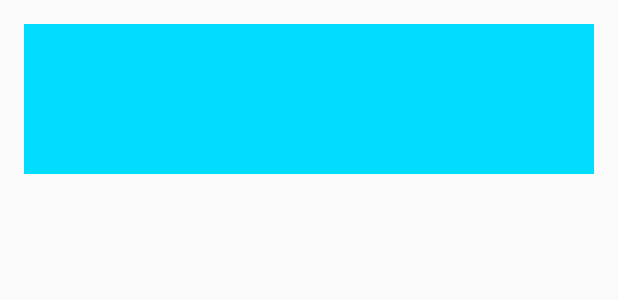
After one commit to matsudamper/PreviewRecyclerView, an Android app: the layout view_blue.xml on its own in the app's theme, with its tools: preview values and no code run, on a phone screen of 412 x 824 dp. The commit adds this screen. Shown: the top 300 px of the screen. Run offline under Robolectric (Android 15) with nearby library versions, the phone set to English and light mode, and no system bars.

Commit message:
add exsample

```diff
--- /dev/null
+++ b/app/src/main/res/layout/view_blue.xml
@@ -0,0 +1,9 @@
+<?xml version="1.0" encoding="utf-8"?>
+<LinearLayout xmlns:android="http://schemas.android.com/apk/res/android"
+    android:layout_width="match_parent"
+    android:layout_height="100dp"
+    android:layout_margin="16dp"
+    android:background="@android:color/holo_blue_bright"
+    android:orientation="vertical">
+
+</LinearLayout>
```
Also changed, not shown: app/src/main/res/layout/activity_main.xml (+13 -5 lines), app/src/main/res/layout/view_red.xml (added, +9 -0 lines).
